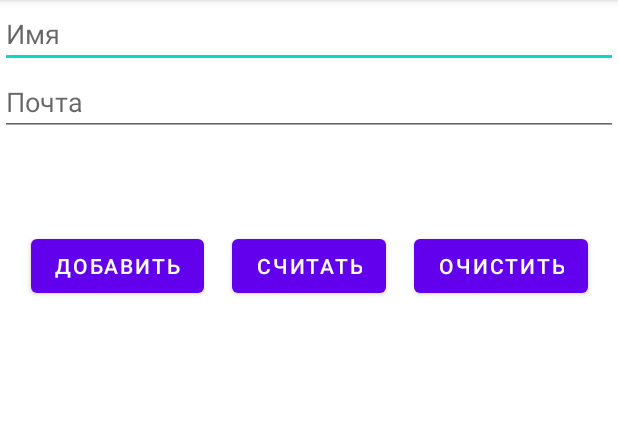
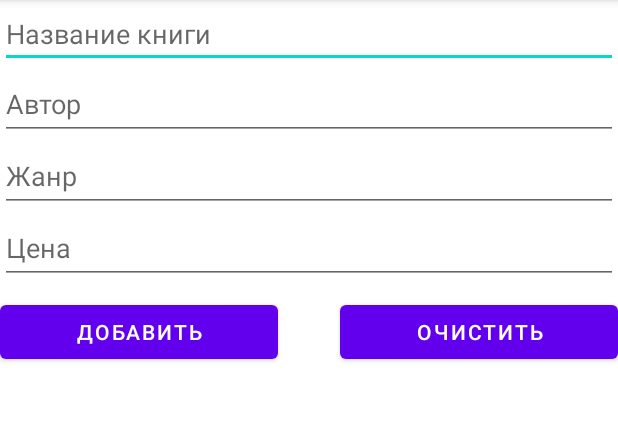
Before and after one commit to Rav3nFKK/Shabanin_Klimochkina_SQLite, an Android app: the screen it shows after launch (MainActivity), after a tap on "ДОБАВИТЬ", on a phone screen of 412 x 824 dp, the part 84-505 px from its top. Run offline under Robolectric (Android 15) with nearby library versions, the phone set to English and light mode, and no system bars.

```diff
--- a/app/src/main/java/com/example/mynewapplication/DBhelper.java
+++ b/app/src/main/java/com/example/mynewapplication/DBhelper.java
@@ -7,15 +7,18 @@ import android.os.Build;
 
 import androidx.annotation.Nullable;
 
+
 public class DBhelper extends SQLiteOpenHelper {
 
-    public static final int DATABASE_VERSION = 1;
+    public static final int DATABASE_VERSION = 2;
     public static final String DATABASE_NAME = "contactDb";
     public static final String TABLE_CONTACTS = "contacts";
 
     public static final String KEY_ID = "_id";
     public static final String KEY_NAME = "name";
-    public static final String KEY_MAIL = "mail";
+    public static final String KEY_AUTHOR = "author";
+    public static final String KEY_STYLE = "style";
+    public static final String KEY_COST = "cost";
 
     public DBhelper(Context context) {
         super(context, DATABASE_NAME, null, DATABASE_VERSION);
@@ -24,7 +27,7 @@ public class DBhelper extends SQLiteOpenHelper {
     @Override
     public void onCreate(SQLiteDatabase db) {
         db.execSQL("create table " + TABLE_CONTACTS + "(" + KEY_ID
-                + " integer primary key," + KEY_NAME + " text," + KEY_MAIL + " text" + ")");
+                + " integer primary key," + KEY_NAME + " text," + KEY_AUTHOR + " text," + KEY_STYLE +" text," + KEY_COST + " integer" + ")");
     }
 
     @Override
--- a/app/src/main/java/com/example/mynewapplication/MainActivity.java
+++ b/app/src/main/java/com/example/mynewapplication/MainActivity.java
@@ -8,16 +8,21 @@ import android.database.sqlite.SQLiteDatabase;
 import android.os.Bundle;
 import android.util.Log;
 import android.view.View;
+import android.view.ViewGroup;
 import android.widget.Button;
 import android.widget.EditText;
+import android.widget.LinearLayout;
+import android.widget.TableLayout;
+import android.widget.TableRow;
 import android.widget.TextView;
 import android.widget.Toast;
 
 public class MainActivity extends AppCompatActivity implements View.OnClickListener {
-    Button readBt, addBt, clearBt;
-    EditText NameET, MailET;
-    TextView Out;
+    Button addBt, clearBt;
+    EditText NameET, AuthorET, StyleET, CostET;
     DBhelper dBhelper;
+    SQLiteDatabase database;
+    ContentValues contentValues;
 
     @Override
     protected void onCreate(Bundle savedInstanceState) {
@@ -25,71 +30,160 @@ public class MainActivity extends AppCompatActivity implements View.OnClickListe
         setContentView(R.layout.activity_main);
 
         addBt = (Button) findViewById(R.id.AddBut);
-        readBt = (Button) findViewById(R.id.ReadBut);
+
         clearBt = (Button) findViewById(R.id.ClearBut);
-
         addBt.setOnClickListener(this);
-        readBt.setOnClickListener(this);
         clearBt.setOnClickListener(this);
 
         NameET = (EditText) findViewById(R.id.NameET);
-        MailET = (EditText) findViewById(R.id.MailET);
-        Out = (TextView) findViewById(R.id.Out);
+        AuthorET = (EditText) findViewById(R.id.Author);
+        StyleET = (EditText) findViewById(R.id.Style);
+        CostET = (EditText) findViewById(R.id.Cost);
 
         dBhelper = new DBhelper(this);
+        database = dBhelper.getWritableDatabase();
+        UpdateTable();
+
+    }
+
+    public void UpdateTable() {
+        Cursor cursor = database.query(DBhelper.TABLE_CONTACTS, null, null, null, null, null, null);
+        if (cursor.moveToFirst()) {
+            int idIndex = cursor.getColumnIndex(DBhelper.KEY_ID);
+            int nameIndex = cursor.getColumnIndex(DBhelper.KEY_NAME);
+            int authIndex = cursor.getColumnIndex(DBhelper.KEY_AUTHOR);
+            int styleIndex = cursor.getColumnIndex(DBhelper.KEY_STYLE);
+            int costIndex = cursor.getColumnIndex(DBhelper.KEY_COST);
+
+            TableLayout layOutput = findViewById(R.id.TabLay);
+            layOutput.removeAllViews();
+            do {
+                TableRow TBrow = new TableRow(this);
+                TBrow.setLayoutParams(new LinearLayout.LayoutParams(LinearLayout.LayoutParams.MATCH_PARENT, LinearLayout.LayoutParams.WRAP_CONTENT));
+
+                TableRow.LayoutParams params = new TableRow.LayoutParams(TableRow.LayoutParams.WRAP_CONTENT, TableRow.LayoutParams.WRAP_CONTENT);
+
+                TextView outputID = new TextView(this);
+                params.weight = 1.0f;
+                outputID.setLayoutParams(params);
+                outputID.setText(cursor.getString(idIndex));
+                TBrow.addView(outputID);
+
+                TextView outputNm = new TextView(this);
+                params.weight = 2.0f;
+                outputNm.setLayoutParams(params);
+                outputNm.setText(cursor.getString(nameIndex));
+                TBrow.addView(outputNm);
+
+                TextView outputAuth = new TextView(this);
+                params.weight = 2.0f;
+                outputAuth.setLayoutParams(params);
+                outputAuth.setText(cursor.getString(authIndex));
+                TBrow.addView(outputAuth);
+
+                TextView outStyle = new TextView(this);
+                params.weight = 2.0f;
+                outStyle.setLayoutParams(params);
+                outStyle.setText(cursor.getString(styleIndex));
+                TBrow.addView(outStyle);
+
+                TextView outCost = new TextView(this);
+                params.weight = 1.0f;
+                outCost.setLayoutParams(params);
+                outCost.setText(cursor.getString(costIndex));
+                TBrow.addView(outCost);
 
 
+
+
+                Button clearOnEl = new Button(this);
+                clearOnEl.setOnClickListener(this);
+                params.weight = 1.0f;
+                clearOnEl.setLayoutParams(params);
+                clearOnEl.setText("Удоли");
+                clearOnEl.setId(cursor.getInt(idIndex));
+                TBrow.addView(clearOnEl);
+
+                layOutput.addView(TBrow);
+
+
+            } while (cursor.moveToNext());
+        }
+        cursor.close();
     }
 
     @Override
     public void onClick(View v) {
-        String name = NameET.getText().toString();
-        String mail = MailET.getText().toString();
 
-        SQLiteDatabase database = dBhelper.getWritableDatabase();
-        ContentValues contentValues = new ContentValues();
 
         switch (v.getId()) {
             case R.id.AddBut:
-                if (name.isEmpty() && mail.isEmpty()) {
+                String name = NameET.getText().toString();
+                String auth = AuthorET.getText().toString();
+                String style = StyleET.getText().toString();
+                String cost = CostET.getText().toString();
+
+
+                contentValues = new ContentValues();
+                if (name.isEmpty()) {
                     Toast toast = Toast.makeText(getApplicationContext(),
-                    "Поля пусты...", Toast.LENGTH_SHORT);
+                            "Необходимо название книги...", Toast.LENGTH_SHORT);
                     toast.show();
                 } else {
                     contentValues.put(DBhelper.KEY_NAME, name);
-                    contentValues.put(DBhelper.KEY_MAIL, mail);
+                    contentValues.put(DBhelper.KEY_AUTHOR, auth);
+                    contentValues.put(DBhelper.KEY_STYLE, style);
+                    contentValues.put(DBhelper.KEY_COST, cost);
 
                     database.insert(DBhelper.TABLE_CONTACTS, null, contentValues);
                 }
+
+                UpdateTable();
+                NameET.setText(null);
+                AuthorET.setText(null);
+                StyleET.setText(null);
+                CostET.setText(null);
                 break;
-            case R.id.ReadBut:
-                Cursor cursor = database.query(DBhelper.TABLE_CONTACTS, null, null, null, null, null, null);
-                if (cursor.moveToFirst()) {
-                    int idIndex = cursor.getColumnIndex(DBhelper.KEY_ID);
-                    int nameIndex = cursor.getColumnIndex(DBhelper.KEY_NAME);
-                    int mailIndex = cursor.getColumnIndex(DBhelper.KEY_MAIL);
-                    Out.setText(null);
-                    do {
-                        Out.append("ID = " + cursor.getInt(idIndex) +
-                                ", name = " + cursor.getString(nameIndex) +
-                                ", email = " + cursor.getString(mailIndex) + "\n");
 
-                        Log.d("mLog", "ID = " + cursor.getInt(idIndex) +
-                                ", name = " + cursor.getString(nameIndex) +
-                                ", email = " + cursor.getString(mailIndex));
-                    }
-                    while (cursor.moveToNext());
-                } else {
-                    Log.d("mLog", "0 rows");
-                    Out.setText("Записей нет");
-                }
-                cursor.close();
-                break;
+
             case R.id.ClearBut:
                 database.delete(DBhelper.TABLE_CONTACTS, null, null);
+                TableLayout layOutput = findViewById(R.id.TabLay);
+                layOutput.removeAllViews();
+                break;
+            default:
+                View outputDBRow = (View) v.getParent();
+                ViewGroup outputDB = (ViewGroup) outputDBRow.getParent();
+                outputDB.removeView(outputDBRow);
+                outputDB.invalidate();
+
+                database.delete(DBhelper.TABLE_CONTACTS, DBhelper.KEY_ID + " = ?", new String[]{String.valueOf((v.getId()))});
+                contentValues = new ContentValues();
+                Cursor cursorupd = database.query(DBhelper.TABLE_CONTACTS, null, null, null, null, null, null);
+                if (cursorupd.moveToFirst()) {
+                    int idIndex = cursorupd.getColumnIndex(DBhelper.KEY_ID);
+                    int nameIndex = cursorupd.getColumnIndex(DBhelper.KEY_NAME);
+                    int authIndex = cursorupd.getColumnIndex(DBhelper.KEY_AUTHOR);
+                    int styleIndex = cursorupd.getColumnIndex(DBhelper.KEY_STYLE);
+                    int costIndex = cursorupd.getColumnIndex(DBhelper.KEY_COST);
+                    int realId = 1;
+                    do {
+                        if (cursorupd.getInt(idIndex) > realId) {
+                            contentValues.put(dBhelper.KEY_ID, realId);
+                            contentValues.put(DBhelper.KEY_NAME, cursorupd.getString(nameIndex));
+                            contentValues.put(DBhelper.KEY_AUTHOR, cursorupd.getString(authIndex));
+                            contentValues.put(DBhelper.KEY_STYLE, cursorupd.getString((styleIndex)));
+                            contentValues.put(DBhelper.KEY_COST, cursorupd.getString((costIndex)));
+                            database.replace(DBhelper.TABLE_CONTACTS, null, contentValues);
+                        }
+                        realId++;
+                    } while (cursorupd.moveToNext());
+                    if (cursorupd.moveToLast() && v.getId()!=realId) {
+                        database.delete(DBhelper.TABLE_CONTACTS, DBhelper.KEY_ID + " = ?", new String[]{cursorupd.getString(idIndex)});
+                    }
+                }
                 break;
         }
-        dBhelper.close();
     }
 
 
--- a/app/src/main/res/layout/activity_main.xml
+++ b/app/src/main/res/layout/activity_main.xml
@@ -11,59 +11,64 @@
         android:id="@+id/NameET"
         android:layout_width="match_parent"
         android:layout_height="wrap_content"
-        android:hint="Имя"
-        app:layout_constraintTop_toTopOf="parent"></EditText>
+        android:hint="Название книги"
+        app:layout_constraintTop_toTopOf="parent" />
 
 
     <EditText
-        android:id="@+id/MailET"
+        android:id="@+id/Author"
         android:layout_width="match_parent"
         android:layout_height="wrap_content"
-        android:hint="Почта"
-        app:layout_constraintTop_toBottomOf="@+id/NameET"></EditText>
+        android:hint="Автор"
+        android:minHeight="48dp"
+        app:layout_constraintTop_toBottomOf="@+id/NameET" />
+
+    <EditText
+        android:id="@+id/Style"
+        android:layout_width="match_parent"
+        android:layout_height="wrap_content"
+        android:hint="Жанр"
+        android:minHeight="48dp"
+        app:layout_constraintTop_toBottomOf="@+id/Author" />
+
+
+    <EditText
+        android:id="@+id/Cost"
+        android:layout_width="match_parent"
+        android:layout_height="wrap_content"
+        android:hint="Цена"
+        android:minHeight="48dp"
+        app:layout_constraintTop_toBottomOf="@+id/Style"
+        android:inputType="number"
+        tools:layout_editor_absoluteX="0dp" />
 
     <Button
         android:id="@+id/AddBut"
-        android:layout_width="wrap_content"
+        android:layout_width="185dp"
         android:layout_height="wrap_content"
-        android:layout_marginTop="10mm"
-        android:layout_marginRight="3mm"
+        android:layout_marginTop="8dp"
         android:text="Добавить"
-        app:layout_constraintRight_toLeftOf="@+id/ReadBut"
-        app:layout_constraintTop_toBottomOf="@id/MailET"></Button>
+        app:layout_constraintLeft_toLeftOf="parent"
+        app:layout_constraintTop_toBottomOf="@id/Cost" />
 
-    <Button
-        android:id="@+id/ReadBut"
-        android:layout_width="wrap_content"
-        android:layout_height="wrap_content"
-        android:layout_marginTop="10mm"
-        android:text="Считать"
-        app:layout_constraintLeft_toLeftOf="parent"
-        app:layout_constraintRight_toRightOf="parent"
-
-        app:layout_constraintTop_toBottomOf="@id/MailET"
-
-
-        ></Button>
 
     <Button
         android:id="@+id/ClearBut"
-        android:layout_width="wrap_content"
+        android:layout_width="185dp"
         android:layout_height="wrap_content"
-        android:layout_marginLeft="3mm"
-        android:layout_marginTop="10mm"
+        android:layout_marginTop="8dp"
         android:text="Очистить"
-        app:layout_constraintLeft_toRightOf="@+id/ReadBut"
-        app:layout_constraintTop_toBottomOf="@id/MailET"></Button>
-
-    <TextView
-        android:id="@+id/Out"
-        android:layout_width="wrap_content"
-        android:layout_height="wrap_content"
-        android:layout_marginTop="10dp"
-        app:layout_constraintLeft_toLeftOf="parent"
         app:layout_constraintRight_toRightOf="parent"
-        app:layout_constraintTop_toBottomOf="@+id/ReadBut"></TextView>
+        app:layout_constraintTop_toBottomOf="@id/Cost" />
 
 
+    <TableLayout
+        android:id="@+id/TabLay"
+        android:layout_width="0dp"
+        android:layout_height="0dp"
+        app:layout_constraintBottom_toBottomOf="parent"
+        app:layout_constraintEnd_toEndOf="parent"
+        app:layout_constraintStart_toStartOf="parent"
+        app:layout_constraintTop_toBottomOf="@+id/ClearBut" />
+
 </androidx.constraintlayout.widget.ConstraintLayout>
```
